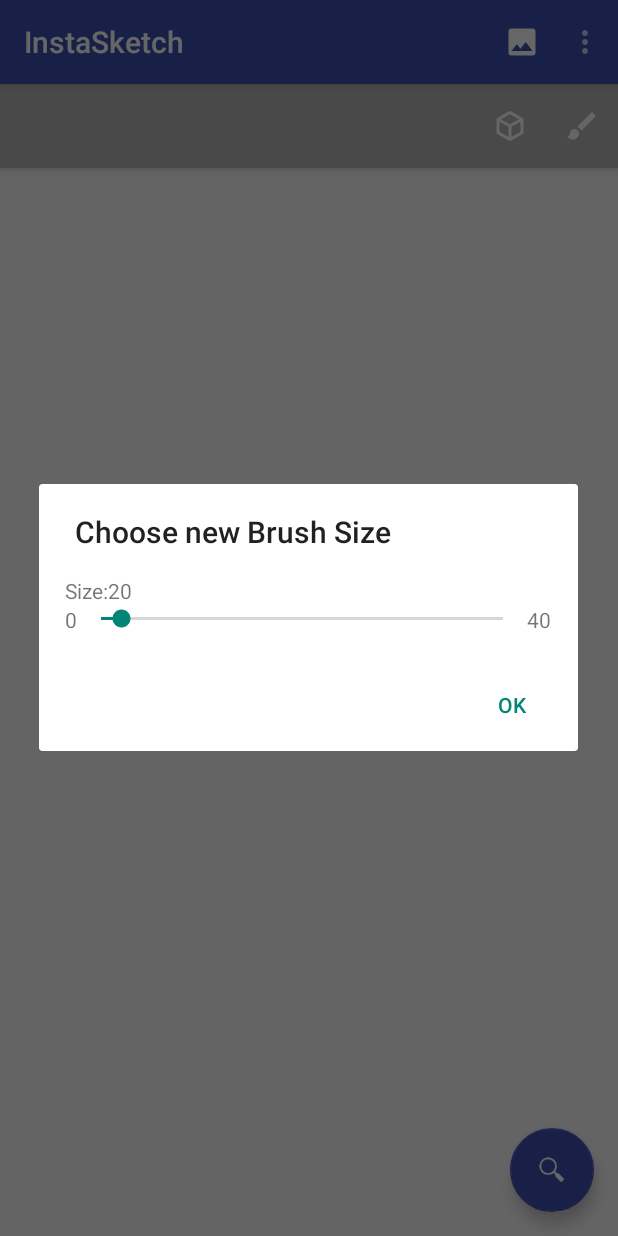
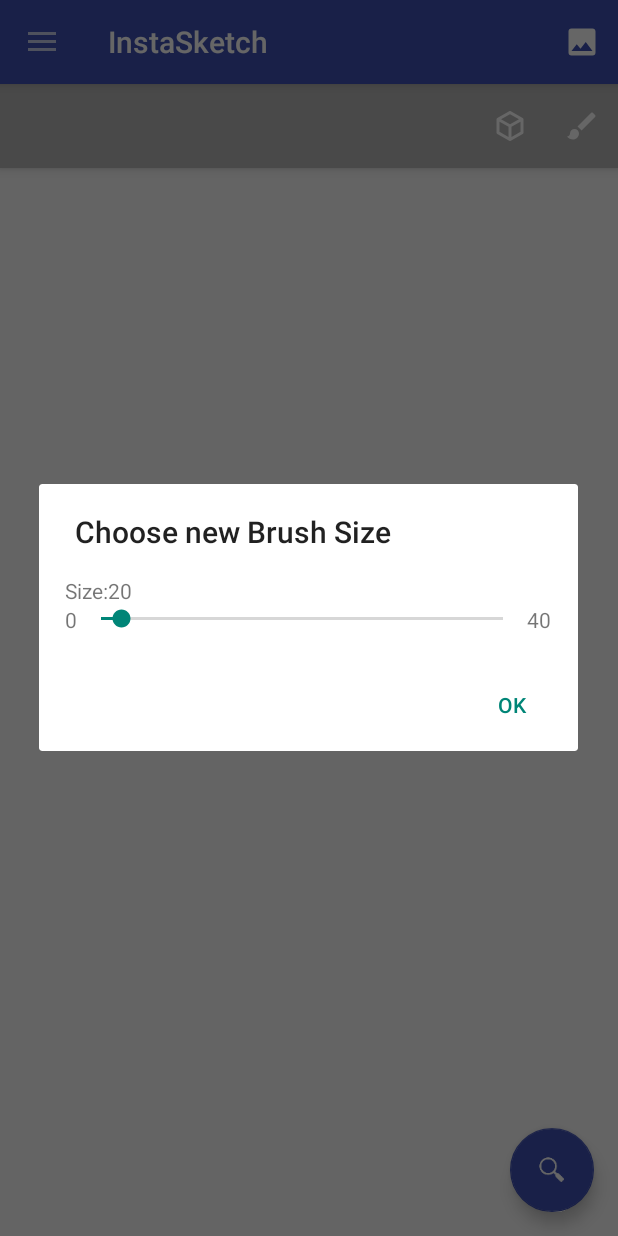
Before and after one commit to InstaSketch/AndroidApp, an Android app: the screen it shows after launch (MainActivity), after a tap on "Change Brush Size", on a phone screen of 412 x 824 dp. Run offline under Robolectric (Android 15) with nearby library versions, the phone set to English and light mode, and no system bars.

Commit message:
Replaced FrameLayout in MainFragment with RelativeLayout to avoid SketchView overflowing. Made several changes to ensure compatibility with minimum API (16, Android 4.2.2) and x86 devices. Implemented searching for newly added images to update the database with.

```diff
--- a/app/src/main/java/io/github/instasketch/instasketch/activities/AlbumPickerActivity.java
+++ b/app/src/main/java/io/github/instasketch/instasketch/activities/AlbumPickerActivity.java
@@ -16,10 +16,8 @@ import android.view.View;
 import android.view.ViewGroup;
 
 import android.widget.ListView;
-import android.widget.TextView;
 
 import java.util.ArrayList;
-import java.util.Arrays;
 import java.util.HashSet;
 import java.util.Set;
 
--- a/app/src/main/java/io/github/instasketch/instasketch/activities/MainActivity.java
+++ b/app/src/main/java/io/github/instasketch/instasketch/activities/MainActivity.java
@@ -1,16 +1,19 @@
 package io.github.instasketch.instasketch.activities;
 
 import android.content.Intent;
+import android.content.res.Configuration;
 import android.net.Uri;
 import android.os.Bundle;
 import android.support.design.widget.NavigationView;
 import android.support.v4.app.Fragment;
 import android.support.v4.app.FragmentManager;
 import android.support.v4.widget.DrawerLayout;
+import android.support.v7.app.ActionBarDrawerToggle;
 import android.support.v7.app.AppCompatActivity;
 import android.support.v7.widget.Toolbar;
 import android.view.Menu;
 import android.view.MenuItem;
+import android.view.View;
 
 import io.github.instasketch.instasketch.R;
 import io.github.instasketch.instasketch.fragments.*;
@@ -21,6 +24,10 @@ public class MainActivity extends AppCompatActivity implements HistoryFragment.O
     protected DrawerLayout mDrawerLayout;
     protected Toolbar mToolBar;
     protected NavigationView mNavView;
+    protected ActionBarDrawerToggle mDrawerToggle;
+
+    private CharSequence mDrawerTitle;
+    private CharSequence mTitle;
 
     @Override
     public void onCreate(Bundle savedInstanceState) {
@@ -29,10 +36,11 @@ public class MainActivity extends AppCompatActivity implements HistoryFragment.O
         mDrawerLayout = (DrawerLayout) getLayoutInflater().inflate(R.layout.activity_main, null);
         setContentView(mDrawerLayout);
 
+
         mNavView = (NavigationView) mDrawerLayout.findViewById(R.id.navigation_view);
 
         mNavView.setNavigationItemSelectedListener(
-                new NavigationView.OnNavigationItemSelectedListener(){
+            new NavigationView.OnNavigationItemSelectedListener() {
                 @Override
                 public boolean onNavigationItemSelected(MenuItem menuItem) {
                     mDrawerLayout.closeDrawers();
@@ -46,6 +54,26 @@ public class MainActivity extends AppCompatActivity implements HistoryFragment.O
         mToolBar = (Toolbar) findViewById(R.id.toolbar);
         setSupportActionBar(mToolBar);
 
+        mTitle = getTitle();
+        mDrawerTitle = "Navigation Drawer";
+
+        mDrawerToggle = new ActionBarDrawerToggle(this, mDrawerLayout, mToolBar, R.string.drawer_open, R.string.drawer_close){
+            public void onDrawerClosed(View view) {
+                super.onDrawerClosed(view);
+                mToolBar.setTitle(mTitle);
+                invalidateOptionsMenu();
+                syncState();
+            }
+
+            public void onDrawerOpened(View drawerView) {
+                super.onDrawerOpened(drawerView);
+                mToolBar.setTitle(mDrawerTitle);
+                invalidateOptionsMenu();
+                syncState();
+            }
+        };
+        mDrawerToggle.setDrawerIndicatorEnabled(true);
+        mDrawerLayout.addDrawerListener(mDrawerToggle);
         FragmentManager fragmentManager = getSupportFragmentManager();
         android.support.v4.app.FragmentTransaction fragmentTransaction = fragmentManager.beginTransaction();
         try {
@@ -58,6 +86,17 @@ public class MainActivity extends AppCompatActivity implements HistoryFragment.O
 
     }
 
+    @Override
+    protected void onPostCreate(Bundle savedInstanceState) {
+        super.onPostCreate(savedInstanceState);
+        mDrawerToggle.syncState();
+    }
+
+    @Override
+    public void onConfigurationChanged(Configuration newConfig) {
+        super.onConfigurationChanged(newConfig);
+        mDrawerToggle.onConfigurationChanged(newConfig);
+    }
 
     @Override
     public boolean onCreateOptionsMenu(Menu menu) {
@@ -130,7 +169,11 @@ public class MainActivity extends AppCompatActivity implements HistoryFragment.O
             return;
         }
 
-        fragmentTransaction.replace(R.id.activity_content, fragment).commit();
+        fragmentTransaction.replace(R.id.activity_content, fragment);
+        fragmentTransaction.addToBackStack(fragment.getTag());
+        fragmentTransaction.commit();
+
+
     }
 
     @Override
--- a/app/src/main/java/io/github/instasketch/instasketch/activities/SearchActivity.java
+++ b/app/src/main/java/io/github/instasketch/instasketch/activities/SearchActivity.java
@@ -55,7 +55,7 @@ public class SearchActivity extends AppCompatActivity implements SearchResultFra
         setContentView(R.layout.activity_search);
 
         Bundle args = getIntent().getExtras();
-        if(!args.getBoolean(INPUT_IS_SKETCH)){
+        if(args == null || !args.getBoolean(INPUT_IS_SKETCH)){
             isSketch = false;
             queryImageURI = args.getParcelable(INPUT_IMAGE_URI);
             queryThumbnailURI = args.getParcelable(INPUT_THUMBNAIL_URI);
--- a/app/src/main/java/io/github/instasketch/instasketch/dialogs/BrushSizeChooserFragment.java
+++ b/app/src/main/java/io/github/instasketch/instasketch/dialogs/BrushSizeChooserFragment.java
@@ -6,6 +6,7 @@ import android.os.Bundle;
 import android.support.annotation.NonNull;
 import android.support.v4.app.DialogFragment;
 import android.support.v7.app.AlertDialog;
+import android.util.Log;
 import android.view.LayoutInflater;
 import android.view.View;
 import android.widget.SeekBar;
@@ -36,6 +37,7 @@ public class BrushSizeChooserFragment extends DialogFragment {
 
     public static BrushSizeChooserFragment newInstance(int size){
         BrushSizeChooserFragment fragment = new BrushSizeChooserFragment();
+        Log.i("initing fragment", fragment.toString());
         Bundle args = new Bundle();
         if (size > 0){
             args.putInt("current_brush_size", size);
--- a/app/src/main/java/io/github/instasketch/instasketch/fragments/MainFragment.java
+++ b/app/src/main/java/io/github/instasketch/instasketch/fragments/MainFragment.java
@@ -21,6 +21,7 @@ import android.view.MenuInflater;
 import android.view.MenuItem;
 import android.view.View;
 import android.view.ViewGroup;
+import android.widget.RelativeLayout;
 
 import io.github.instasketch.instasketch.R;
 import io.github.instasketch.instasketch.activities.SearchActivity;
@@ -116,7 +117,7 @@ public class MainFragment extends Fragment {
     public View onCreateView(LayoutInflater inflater, ViewGroup container,
                              Bundle savedInstanceState) {
         // Inflate the layout for this fragment
-        View view = inflater.inflate(R.layout.fragment_main, container, false);
+        RelativeLayout view = (RelativeLayout) inflater.inflate(R.layout.fragment_main, container, false);
         FloatingActionButton fab = (FloatingActionButton) view.findViewById(R.id.fab);
         fab.setOnClickListener( new View.OnClickListener() {
             @Override
@@ -137,7 +138,11 @@ public class MainFragment extends Fragment {
             }
         });
 
-        mSketchView = (SketchView) view.findViewById(R.id.sketch_view);
+        Log.i("status sketchPalette", sketchPalette.toString());
+
+        mSketchView = (SketchView) view.findViewById(R.id.sketch_view_frame);
+        Log.i("status mSketchView", mSketchView.toString());
+
         return view;
     }
 
@@ -193,8 +198,10 @@ public class MainFragment extends Fragment {
     }
 
     private void brushSizePicker(){
+        Log.i("size of brush", String.valueOf(mSketchView.getLastBrushSize()));
         BrushSizeChooserFragment brushChooserDialog = BrushSizeChooserFragment.newInstance((int)
                 mSketchView.getLastBrushSize());
+
         brushChooserDialog.setOnNewBrushSizeSelectedListener(new BrushSizeChooserFragment.OnNewBrushSizeSelectedListener() {
             @Override
             public void onNewBrushSizeSelected(float newBrushSize) {
--- a/app/src/main/res/layout/fragment_main.xml
+++ b/app/src/main/res/layout/fragment_main.xml
@@ -1,4 +1,4 @@
-<FrameLayout
+<RelativeLayout
     xmlns:android="http://schemas.android.com/apk/res/android"
     xmlns:tools="http://schemas.android.com/tools"
     android:layout_width="match_parent"
@@ -17,15 +17,17 @@
         android:id="@+id/sketch_view_frame"
         android:layout_width="match_parent"
         android:layout_height="match_parent"
+        android:layout_below="@id/sketch_palette_toolbar"
         layout="@layout/sample_sketch_view"/>
     <!--android:text="This will be where the user sketches."-->
 
     <include
         android:id="@+id/fab"
-        android:layout_gravity="bottom|right"
+        android:layout_alignParentBottom="true"
+        android:layout_alignParentRight="true"
         android:layout_margin="16dp"
         android:layout_height="wrap_content"
         android:layout_width="wrap_content"
         layout="@layout/material_fab"
         />
-</FrameLayout>
+</RelativeLayout>
--- a/app/src/main/res/layout/item_album_picker.xml
+++ b/app/src/main/res/layout/item_album_picker.xml
@@ -23,8 +23,7 @@
             android:id="@+id/bucket_pics"
             android:layout_width="match_parent"
             android:layout_height="wrap_content"
-            android:layout_below="@id/bucket_name"
-            android:text="HomeTown" />
+            android:layout_below="@id/bucket_name"  />
 
 </io.github.instasketch.instasketch.layouts.CheckableLinearLayout>
 
--- a/app/src/main/res/layout/navdrawer_header.xml
+++ b/app/src/main/res/layout/navdrawer_header.xml
@@ -13,7 +13,7 @@
         android:layout_height="wrap_content"
         android:layout_gravity="bottom"
         android:layout_margin="16dp"
-        android:text="Your Name Here"
+        android:text="InstaSketch"
         android:textColor="@android:color/white" />
 
 </FrameLayout>
--- a/app/src/main/res/layout/sample_sketch_view.xml
+++ b/app/src/main/res/layout/sample_sketch_view.xml
@@ -1,7 +1,9 @@
+<!--
 <FrameLayout xmlns:android="http://schemas.android.com/apk/res/android"
     xmlns:app="http://schemas.android.com/apk/res-auto"
     android:layout_width="match_parent"
     android:layout_height="match_parent">
+-->
 
     <!--<io.github.instasketch.instasketch.views.SketchView-->
         <!--android:layout_width="300dp"-->
@@ -13,11 +15,11 @@
         <!--app:exampleDimension="24sp"-->
         <!--app:exampleDrawable="@android:drawable/ic_menu_add"-->
         <!--app:exampleString="Hello, SketchView" />-->
-    <io.github.instasketch.instasketch.views.SketchView
-        android:id="@+id/sketch_view"
-        android:layout_width="match_parent"
-        android:layout_height="match_parent"
-        android:padding="16dp"
-        />
+<io.github.instasketch.instasketch.views.SketchView
+    android:id="@+id/sketch_view"
+    android:layout_width="match_parent"
+    android:layout_height="match_parent"
+    android:padding="16dp"
+    xmlns:android="http://schemas.android.com/apk/res/android" />
 
-</FrameLayout>
+<!--</FrameLayout>-->
--- a/app/src/main/res/menu/toolbar_menu_main.xml
+++ b/app/src/main/res/menu/toolbar_menu_main.xml
@@ -7,6 +7,6 @@
         android:icon="@drawable/ic_gallery_24dp"
         app:showAsAction="always"/>
 
-    <item android:id="@+id/action_settings" android:title="@string/action_settings"
-        android:orderInCategory="100" app:showAsAction="never" />
+    <!--<item android:id="@+id/action_settings" android:title="@string/action_settings"
+        android:orderInCategory="100" app:showAsAction="never" />-->
 </menu>
--- a/app/src/main/res/values/strings.xml
+++ b/app/src/main/res/values/strings.xml
@@ -22,4 +22,7 @@
     <string name="label_brush_size">Size: </string>
     <string name="title_activity_album_picker">AlbumPickerActivity</string>
 
+    <string name="drawer_open">Open Navigation Drawer</string>
+    <string name="drawer_close">Close Navigation Drawer</string>
+
 </resources>
```
Also changed, not shown: app/src/main/java/io/github/instasketch/instasketch/database/ImageDatabaseContentProvider.java (+9 -1 lines), app/src/main/java/io/github/instasketch/instasketch/fragments/DatabaseFragment.java (+16 -5 lines), app/src/main/java/io/github/instasketch/instasketch/services/ImageDatabaseIntentService.java (+91 -3 lines), 1 other file. Lines whose indentation alone changed are shown as unchanged.
